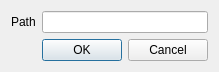
Before: the Qt Designer form src/views/ui_files/account_group_dialog.ui in JakubFranek/Kapytal, drawn with Qt 5.
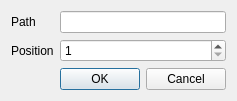
After: the same form once the commit is applied.

Commit message:
Allow setting AccountGroup position at creation
Add set_child_index method to AccountGroup.
Add _root_account_items list to RecordKeeper.
Add optional index parameter to RecordKeeper.add_account_group method.
Add maximum AccountGroup position logic to AccountTreePresenter.
Add logging to AccountTreePresenter.
Add positionSpinBox to AccountGroupDialog.

```diff
--- a/src/views/ui_files/account_group_dialog.ui
+++ b/src/views/ui_files/account_group_dialog.ui
@@ -11,7 +11,7 @@
    </rect>
   </property>
   <property name="sizePolicy">
-   <sizepolicy hsizetype="Minimum" vsizetype="Minimum">
+   <sizepolicy hsizetype="Preferred" vsizetype="Preferred">
     <horstretch>0</horstretch>
     <verstretch>0</verstretch>
    </sizepolicy>
@@ -33,7 +33,14 @@
    <item row="0" column="1">
     <widget class="QLineEdit" name="pathLineEdit"/>
    </item>
-   <item row="1" column="1">
+   <item row="1" column="0">
+    <widget class="QLabel" name="positionLabel">
+     <property name="text">
+      <string>Position</string>
+     </property>
+    </widget>
+   </item>
+   <item row="2" column="1">
     <widget class="QDialogButtonBox" name="buttonBox">
      <property name="orientation">
       <enum>Qt::Horizontal</enum>
@@ -43,6 +50,16 @@
      </property>
     </widget>
    </item>
+   <item row="1" column="1">
+    <widget class="QSpinBox" name="positionSpinBox">
+     <property name="alignment">
+      <set>Qt::AlignLeading|Qt::AlignLeft|Qt::AlignVCenter</set>
+     </property>
+     <property name="minimum">
+      <number>1</number>
+     </property>
+    </widget>
+   </item>
   </layout>
  </widget>
  <resources/>
```
Left out of the diff: 3 changed lines with no effect on the pictures. The commit also changes 7 other files.
